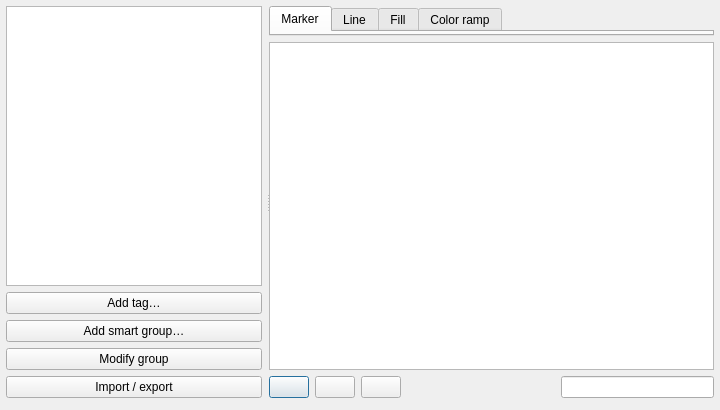
Before: the Qt Designer form src/ui/qgsstylemanagerdialogbase.ui in qgis/QGIS, drawn with Qt 5.
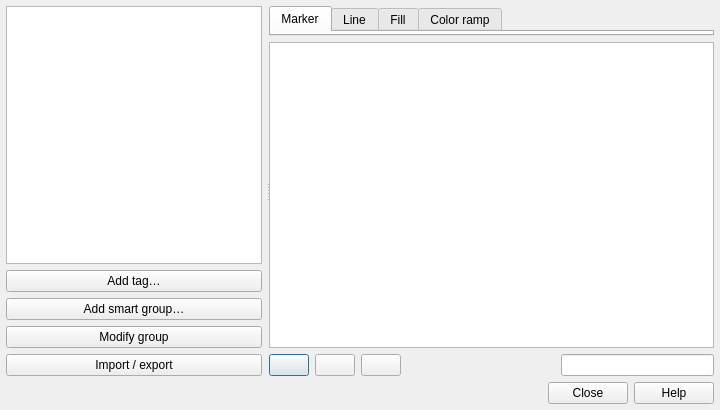
After: the same form once the commit is applied. Icons and pictures are not drawn. Custom widgets are drawn as their Qt base class.

Commit message: Change all ocurrences on_buttonBox_helpRequested to showHelp Add help button to 3 dialogs Fix missing QStringLiteral Fix CMakeLists.txt indentation Fix qhelp.h and qgis_sip.h includes with <>

Diff of the .ui file:
```diff
--- a/src/ui/qgsstylemanagerdialogbase.ui
+++ b/src/ui/qgsstylemanagerdialogbase.ui
@@ -339,6 +339,9 @@
      <property name="orientation">
       <enum>Qt::Horizontal</enum>
      </property>
+     <property name="standardButtons">
+      <set>QDialogButtonBox::Close|QDialogButtonBox::Help</set>
+     </property>
      <property name="centerButtons">
       <bool>false</bool>
      </property>
```
Left out of the diff: 16 changed lines with no effect on the pictures. The commit also changes 96 other files.
